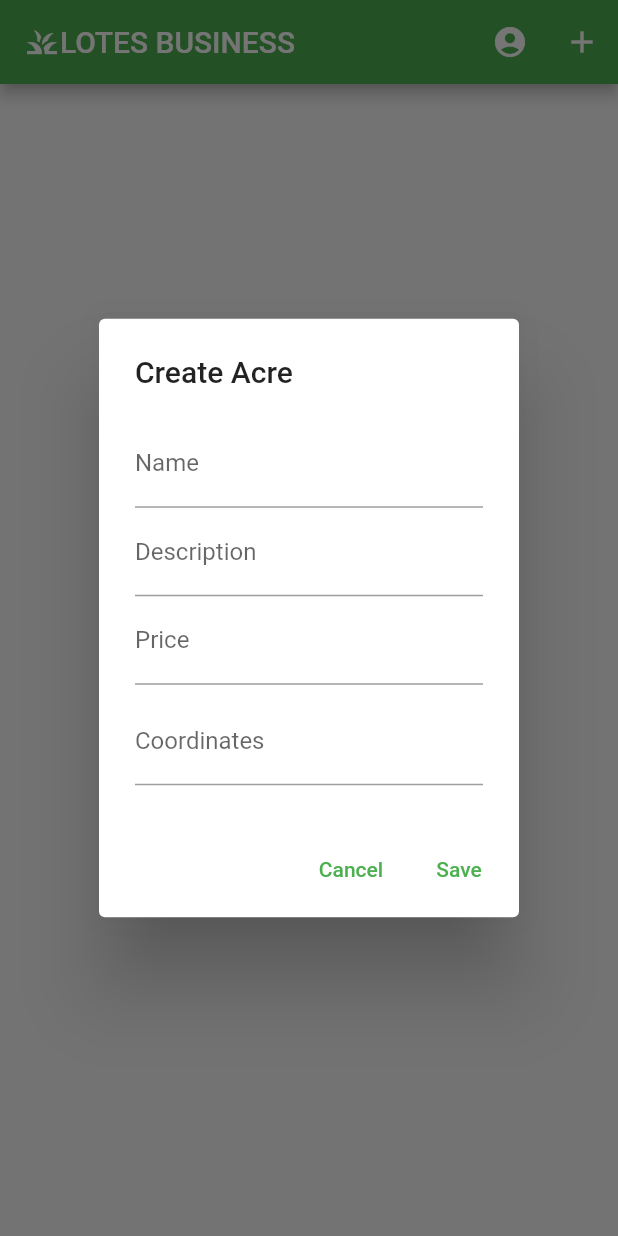
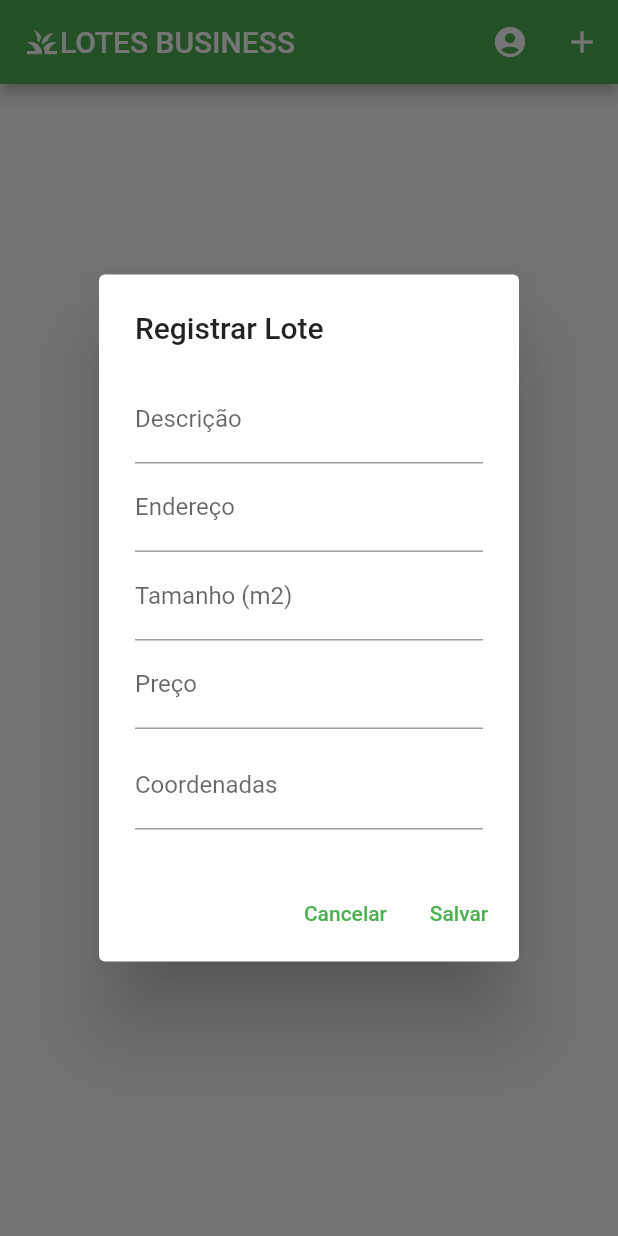
Before and after one commit to RhodrigoLopesPicinini/lotes-app, a Flutter app: the screen it shows after launch, after a tap on the "add" icon, on a phone screen of 412 x 824 dp. Run offline on Flutter 3.47's test engine with Material 2 defaults, Android fonts, the phone set to English and light mode, and no system bars; our stand-ins replace geocoding, google_fonts, google_maps_flutter, shared_preferences; Roboto replaces fonts that are missing (Prompt).

Commit message:
feat: :sparkles: dados de registro adicionado e ajustado

```diff
--- a/lib/acre.dart
+++ b/lib/acre.dart
@@ -1,31 +1,41 @@
 import 'package:google_maps_flutter/google_maps_flutter.dart';
 
 class Acre {
-  String name;
   String description;
+  String address;
   double price;
+  double size;
   LatLng? coordinates;
   bool isSold;
 
-  Acre({required this.name, required this.description, required this.price, required this.coordinates, this.isSold = false});
+  Acre({
+    required this.description,
+    required this.address,
+    required this.price,
+    required this.size,
+    required this.coordinates,
+    this.isSold = false
+  });
 
   Map<String, dynamic> toJson() {
     return {
-      'name': name,
       'description': description,
+      'address': address,
       'price': price,
       'coordinates': {
         'latitude': coordinates?.latitude,
         'longitude': coordinates?.longitude,
       },
+      'size': size,
       'isSold': isSold,
     };
   }
 
   factory Acre.fromJson(Map<String, dynamic> json) {
     return Acre(
-      name: json['name'],
       description: json['description'],
+      address: json['address'],
+      size: json['size'].toDouble(),
       price: json['price'].toDouble(),
       coordinates: LatLng(
         json['coordinates']['latitude'],
--- a/lib/app_state.dart
+++ b/lib/app_state.dart
@@ -37,10 +37,11 @@ class AppState extends ChangeNotifier {
     notifyListeners();
   }
 
-  void createAcre(String name, String description, double price, LatLng coordinates) {
+  void createAcre(String description, String address, double size, double price, LatLng coordinates) {
     acres.add(Acre(
-      name: name,
       description: description,
+      address: address,
+      size: size,
       price: price,
       coordinates: coordinates,
     ));
--- a/lib/first_screen.dart
+++ b/lib/first_screen.dart
@@ -23,21 +23,6 @@ class _FirstScreenState extends State<FirstScreen> {
     Provider.of<AppState>(context, listen: false).loadAcres();
   }
 
-
-  _loadAcres() async {
-    SharedPreferences prefs = await SharedPreferences.getInstance();
-    List<String> acreList = prefs.getStringList('acres') ?? [];
-
-    setState(() {
-      acres = acreList.map((json) => Acre.fromJson(jsonDecode(json))).toList();
-    });
-  }
-
-  _saveAcres() {
-    Provider.of<AppState>(context, listen: false).saveAcres();
-  }
-
-
   void _buyAcre(Acre acre) {
     Provider.of<AppState>(context, listen: false).buyAcre(acre);
   }
@@ -51,30 +36,37 @@ class _FirstScreenState extends State<FirstScreen> {
   showDialog(
     context: context,
     builder: (context) {
-      String name = '';
       String description = '';
+      String address = '';
+      double size = 0.0;
       double price = 0.0;
       LatLng? coordinates;
 
       return AlertDialog(
-        title: const Text('Create Acre'),
+        title: const Text('Registrar Lote'),
         content: Column(
           mainAxisSize: MainAxisSize.min,
           children: [
             TextField(
-              decoration: const InputDecoration(labelText: 'Name'),
-              onChanged: (value) {
-                name = value;
-              },
-            ),
-            TextField(
-              decoration: const InputDecoration(labelText: 'Description'),
+              decoration: const InputDecoration(labelText: 'Descrição'),
               onChanged: (value) {
                 description = value;
               },
             ),
             TextField(
-              decoration: const InputDecoration(labelText: 'Price'),
+              decoration: const InputDecoration(labelText: 'Endereço'),
+              onChanged: (value) {
+                address = value;
+              },
+            ),
+            TextField(
+              decoration: const InputDecoration(labelText: 'Tamanho (m2)'),
+              onChanged: (value) {
+                size = double.parse(value);
+              },
+            ),
+            TextField(
+              decoration: const InputDecoration(labelText: 'Preço'),
               onChanged: (value) {
                 price = double.parse(value);
               },
@@ -82,9 +74,8 @@ class _FirstScreenState extends State<FirstScreen> {
             ),
             const SizedBox(height: 8.0),
             TextField(
-              decoration: const InputDecoration(labelText: 'Coordinates'),
+              decoration: const InputDecoration(labelText: 'Coordenadas'),
               onChanged: (value) {
-                // Parse the coordinates input into LatLng object
                 List<String> coords = value.split(',');
                 double latitude = double.tryParse(coords[0].trim()) ?? 0.0;
                 double longitude = double.tryParse(coords[1].trim()) ?? 0.0;
@@ -95,18 +86,19 @@ class _FirstScreenState extends State<FirstScreen> {
         ),
         actions: [
           TextButton(
-            child: const Text('Cancel'),
+            child: const Text('Cancelar'),
             onPressed: () {
               Navigator.pop(context);
             },
           ),
           TextButton(
-            child: const Text('Save'),
+            child: const Text('Salvar'),
             onPressed: () {
               if (coordinates != null) {
                 Provider.of<AppState>(context, listen: false).createAcre(
-                  name,
                   description,
+                  address,
+                  size,
                   price,
                   coordinates!,
                 );
@@ -124,32 +116,40 @@ void _openEditAcreDialog(Acre acre, int index) {
   showDialog(
     context: context,
     builder: (context) {
-      String name = acre.name;
       String description = acre.description;
+      String address = acre.address;
+      double size = acre.size;
       double price = acre.price;
       LatLng coordinates = acre.coordinates!;
 
       return AlertDialog(
-        title: const Text('Edit Acre'),
+        title: const Text('Alterar Lote'),
         content: Column(
           mainAxisSize: MainAxisSize.min,
           children: [
             TextField(
-              decoration: const InputDecoration(labelText: 'Name'),
-              onChanged: (value) {
-                name = value;
-              },
-              controller: TextEditingController(text: name),
-            ),
-            TextField(
-              decoration: const InputDecoration(labelText: 'Description'),
+              decoration: const InputDecoration(labelText: 'Descrição'),
               onChanged: (value) {
                 description = value;
               },
               controller: TextEditingController(text: description),
             ),
             TextField(
-              decoration: const InputDecoration(labelText: 'Price'),
+              decoration: const InputDecoration(labelText: 'Endereço'),
+              onChanged: (value) {
+                address = value;
+              },
+              controller: TextEditingController(text: address),
+            ),
+            TextField(
+              decoration: const InputDecoration(labelText: 'Tamanho (m2)'),
+              onChanged: (value) {
+                size = double.parse(value);
+              },
+              controller: TextEditingController(text: size.toString()),
+            ),
+            TextField(
+              decoration: const InputDecoration(labelText: 'Preço'),
               onChanged: (value) {
                 price = double.parse(value);
               },
@@ -173,18 +173,19 @@ void _openEditAcreDialog(Acre acre, int index) {
         ),
         actions: [
           TextButton(
-            child: const Text('Cancel'),
+            child: const Text('Cancelar'),
             onPressed: () {
               Navigator.pop(context);
             },
           ),
           TextButton(
-            child: const Text('Save'),
+            child: const Text('Salvar'),
             onPressed: () {
               setState(() {
                 Acre editedAcre = Acre(
-                  name: name,
                   description: description,
+                  address: address,
+                  size: size,
                   price: price,
                   coordinates: coordinates,
                 );
@@ -204,9 +205,9 @@ void _openEditAcreDialog(Acre acre, int index) {
   Widget build(BuildContext context) {
     return Scaffold(
       appBar: AppBar(
-        title: Row(children: [
-            const Icon(Icons.grass),
-            const Text('LOTES BUSINESS'),
+        title: Row(children: const [
+            Icon(Icons.grass),
+            Text('LOTES BUSINESS'),
           ],),
         actions: [
           IconButton(
@@ -236,8 +237,7 @@ void _openEditAcreDialog(Acre acre, int index) {
                   borderRadius: BorderRadius.circular(8),
                 ),
                 child: ListTile(
-                  title: Text(appState.acres[index].name),
-                  subtitle: Text(appState.acres[index].description),
+                  title: Text(appState.acres[index].address, style: const TextStyle(fontSize: 14)),
                   trailing: Row(
                     mainAxisSize: MainAxisSize.min,
                     children: [
@@ -246,20 +246,12 @@ void _openEditAcreDialog(Acre acre, int index) {
                         _openEditAcreDialog(appState.acres[index], index);
                       },
                       icon: const Icon(Icons.border_color_sharp)),
-                    SizedBox(width: 10,),
+                    const SizedBox(width: 10,),
                     Column(
                     mainAxisSize: MainAxisSize.min,
                     crossAxisAlignment: CrossAxisAlignment.end,
                     children: [
                       Text('R\$ ${appState.acres[index].price.toStringAsFixed(2)}'),
-                      appState.acres[index].isSold
-                          ? const Text('Em negociação', style: TextStyle(color: Colors.red))
-                          : ElevatedButton(
-                              child: const Text('Negociar'),
-                              onPressed: () {
-                                _buyAcre(appState.acres[index]);
-                              },
-                            ),
                     ],
                   )]),
                   onTap: () {
--- a/lib/main.dart
+++ b/lib/main.dart
@@ -23,6 +23,7 @@ class MyApp extends StatelessWidget {
         title: 'Lotes App',
         theme: ThemeData(
           primarySwatch: Colors.green,
+          textTheme: GoogleFonts.promptTextTheme(),
         ),
         home: FirstScreen(),
         debugShowCheckedModeBanner: false,
--- a/pubspec.yaml
+++ b/pubspec.yaml
@@ -34,6 +34,7 @@ dependencies:
   google_maps_flutter: ^2.2.0
   location: ^4.3.0
   provider: ^5.0.0
+  geocoding: ^2.1.0
 
 
   # The following adds the Cupertino Icons font to your application.
```
Also changed, not shown: lib/register.dart (+120 -14 lines), pubspec.lock, 2 other files.
